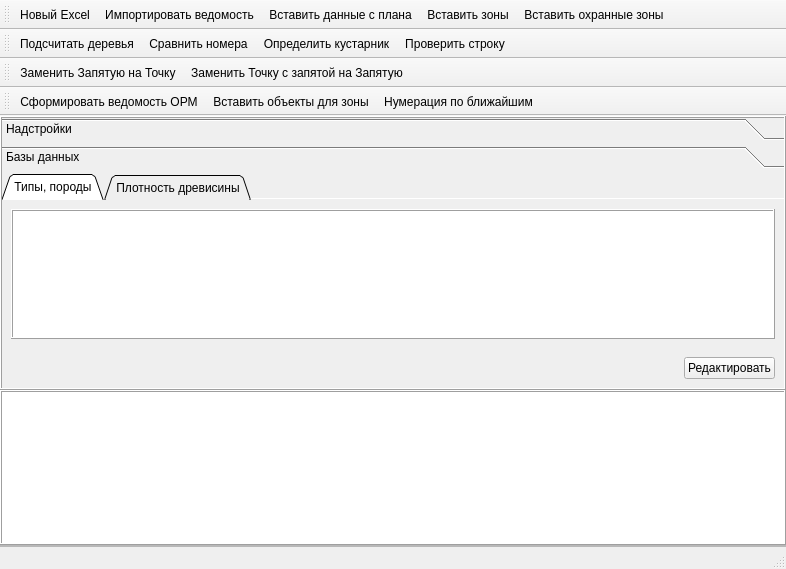
maxmyslivets/TaxationMaster, file resources/main_window.ui: the form before one commit.
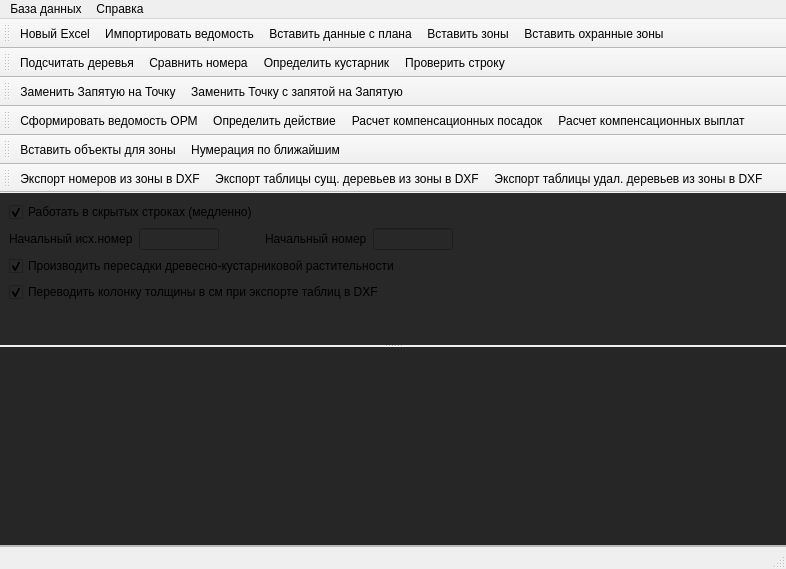
The form after the commit. The open tabs and pages were chosen to show the change. Icons and pictures are not drawn.

The edit to the form file:
```diff
--- a/resources/main_window.ui
+++ b/resources/main_window.ui
@@ -41,27 +41,54 @@
       </property>
       <item>
        <widget class="QSplitter" name="splitter">
+        <property name="palette">
+         <palette>
+          <active>
+           <colorrole role="Base">
+            <brush brushstyle="SolidPattern">
+             <color alpha="255">
+              <red>38</red>
+              <green>38</green>
+              <blue>38</blue>
+             </color>
+            </brush>
+           </colorrole>
+          </active>
+          <inactive>
+           <colorrole role="Base">
+            <brush brushstyle="SolidPattern">
+             <color alpha="255">
+              <red>38</red>
+              <green>38</green>
+              <blue>38</blue>
+             </color>
+            </brush>
+           </colorrole>
+          </inactive>
+          <disabled/>
+         </palette>
+        </property>
         <property name="frameShape">
          <enum>QFrame::Shape::NoFrame</enum>
         </property>
         <property name="frameShadow">
          <enum>QFrame::Shadow::Plain</enum>
         </property>
+        <property name="lineWidth">
+         <number>0</number>
+        </property>
+        <property name="midLineWidth">
+         <number>0</number>
+        </property>
         <property name="orientation">
          <enum>Qt::Orientation::Vertical</enum>
         </property>
         <property name="handleWidth">
-         <number>0</number>
+         <number>2</number>
         </property>
-        <property name="childrenCollapsible">
-         <bool>true</bool>
-        </property>
-        <widget class="QToolBox" name="toolBox">
-         <property name="sizePolicy">
-          <sizepolicy hsizetype="Expanding" vsizetype="Expanding">
-           <horstretch>0</horstretch>
-           <verstretch>0</verstretch>
-          </sizepolicy>
+        <widget class="QFrame" name="frame_2">
+         <property name="styleSheet">
+          <string notr="true">background-color: rgb(40, 40, 40);</string>
          </property>
          <property name="frameShape">
           <enum>QFrame::Shape::Box</enum>
@@ -70,28 +97,13 @@
           <enum>QFrame::Shadow::Raised</enum>
          </property>
          <property name="lineWidth">
-          <number>1</number>
-         </property>
-         <property name="midLineWidth">
           <number>0</number>
          </property>
-         <property name="currentIndex">
+         <layout class="QGridLayout" name="gridLayout_2">
+          <property name="bottomMargin">
           <number>0</number>
          </property>
-         <widget class="QWidget" name="page">
-          <property name="geometry">
-           <rect>
-            <x>0</x>
-            <y>0</y>
-            <width>780</width>
-            <height>103</height>
-           </rect>
-          </property>
-          <attribute name="label">
-           <string>Надстройки</string>
-          </attribute>
-          <layout class="QGridLayout" name="gridLayout_5">
-           <item row="2" column="0">
+          <item row="1" column="0">
             <layout class="QHBoxLayout" name="horizontalLayout">
              <property name="spacing">
               <number>6</number>
@@ -164,17 +176,7 @@
              </item>
             </layout>
            </item>
-           <item row="1" column="0">
-            <widget class="QCheckBox" name="checkBox_skip_hidden_cells">
-             <property name="text">
-              <string>Обрабатывать скрытые ячейки (медленно)</string>
-             </property>
-             <property name="checked">
-              <bool>false</bool>
-             </property>
-            </widget>
-           </item>
-           <item row="3" column="0">
+          <item row="4" column="0">
             <spacer name="verticalSpacer">
              <property name="orientation">
               <enum>Qt::Orientation::Vertical</enum>
@@ -182,169 +184,42 @@
              <property name="sizeHint" stdset="0">
               <size>
                <width>20</width>
-               <height>40</height>
+              <height>38</height>
               </size>
              </property>
             </spacer>
            </item>
-          </layout>
-         </widget>
-         <widget class="QWidget" name="page_2">
-          <property name="geometry">
-           <rect>
-            <x>0</x>
-            <y>0</y>
-            <width>768</width>
-            <height>144</height>
-           </rect>
-          </property>
-          <attribute name="label">
-           <string>Базы данных</string>
-          </attribute>
-          <layout class="QGridLayout" name="gridLayout_2">
-           <property name="leftMargin">
-            <number>0</number>
-           </property>
-           <property name="topMargin">
-            <number>0</number>
-           </property>
-           <property name="rightMargin">
-            <number>0</number>
-           </property>
-           <property name="bottomMargin">
-            <number>0</number>
-           </property>
-           <property name="spacing">
-            <number>0</number>
-           </property>
            <item row="0" column="0">
-            <layout class="QVBoxLayout" name="verticalLayout_2">
-             <property name="spacing">
-              <number>0</number>
-             </property>
-             <item>
-              <widget class="QTabWidget" name="tabWidget">
-               <property name="minimumSize">
-                <size>
-                 <width>0</width>
-                 <height>0</height>
-                </size>
-               </property>
-               <property name="tabPosition">
-                <enum>QTabWidget::TabPosition::North</enum>
-               </property>
-               <property name="tabShape">
-                <enum>QTabWidget::TabShape::Triangular</enum>
-               </property>
-               <property name="currentIndex">
-                <number>1</number>
-               </property>
-               <property name="elideMode">
-                <enum>Qt::TextElideMode::ElideLeft</enum>
-               </property>
-               <property name="documentMode">
+           <widget class="QCheckBox" name="checkBox_skip_hidden_cells">
+            <property name="text">
+             <string>Работать в скрытых строках (медленно)</string>
+            </property>
+            <property name="checked">
                 <bool>true</bool>
                </property>
-               <property name="tabsClosable">
-                <bool>false</bool>
-               </property>
-               <property name="tabBarAutoHide">
-                <bool>false</bool>
-               </property>
-               <widget class="QWidget" name="tab_2">
-                <attribute name="title">
-                 <string>Типы, породы</string>
-                </attribute>
-                <layout class="QGridLayout" name="gridLayout_3">
-                 <item row="0" column="0">
-                  <widget class="QTableView" name="tableView_density">
-                   <property name="frameShape">
-                    <enum>QFrame::Shape::Box</enum>
-                   </property>
-                   <property name="frameShadow">
-                    <enum>QFrame::Shadow::Raised</enum>
-                   </property>
-                   <property name="showGrid">
-                    <bool>true</bool>
-                   </property>
-                   <property name="gridStyle">
-                    <enum>Qt::PenStyle::NoPen</enum>
-                   </property>
-                   <property name="sortingEnabled">
-                    <bool>true</bool>
-                   </property>
-                  </widget>
-                 </item>
-                </layout>
-               </widget>
-               <widget class="QWidget" name="tab">
-                <attribute name="title">
-                 <string>Плотность древисины</string>
-                </attribute>
-                <layout class="QGridLayout" name="gridLayout_4">
-                 <item row="0" column="0">
-                  <widget class="QTableView" name="tableView_species">
-                   <property name="frameShape">
-                    <enum>QFrame::Shape::Box</enum>
-                   </property>
-                   <property name="frameShadow">
-                    <enum>QFrame::Shadow::Raised</enum>
-                   </property>
-                   <property name="showGrid">
+           </widget>
+          </item>
+          <item row="2" column="0">
+           <widget class="QCheckBox" name="checkBox_transplantable">
+            <property name="text">
+             <string>Производить пересадки древесно-кустарниковой растительности</string>
+            </property>
+            <property name="checked">
                     <bool>true</bool>
                    </property>
-                   <property name="gridStyle">
-                    <enum>Qt::PenStyle::NoPen</enum>
-                   </property>
-                   <property name="sortingEnabled">
-                    <bool>true</bool>
-                   </property>
-                  </widget>
-                 </item>
-                </layout>
-               </widget>
-              </widget>
-             </item>
-             <item>
-              <layout class="QHBoxLayout" name="horizontalLayout_2">
-               <property name="leftMargin">
-                <number>9</number>
-               </property>
-               <property name="topMargin">
-                <number>9</number>
-               </property>
-               <property name="rightMargin">
-                <number>9</number>
-               </property>
-               <property name="bottomMargin">
-                <number>9</number>
-               </property>
-               <item>
-                <spacer name="horizontalSpacer_2">
-                 <property name="orientation">
-                  <enum>Qt::Orientation::Horizontal</enum>
-                 </property>
-                 <property name="sizeHint" stdset="0">
-                  <size>
-                   <width>178</width>
-                   <height>18</height>
-                  </size>
-                 </property>
-                </spacer>
-               </item>
-               <item>
-                <widget class="QPushButton" name="btn_edit_db_2">
+           </widget>
+          </item>
+          <item row="3" column="0">
+           <widget class="QCheckBox" name="checkBox_transform_m_to_cm">
                  <property name="text">
-                  <string>Редактировать</string>
-                 </property>
+             <string>Переводить колонку толщины в см при экспорте таблиц в DXF</string>
+            </property>
+            <property name="checked">
+             <bool>true</bool>
+            </property>
                 </widget>
                </item>
               </layout>
-             </item>
-            </layout>
-           </item>
-          </layout>
-         </widget>
         </widget>
         <widget class="QTextEdit" name="textEdit">
          <property name="sizePolicy">
@@ -368,7 +243,7 @@
           <enum>QFrame::Shadow::Raised</enum>
          </property>
          <property name="lineWidth">
-          <number>1</number>
+          <number>0</number>
          </property>
          <property name="midLineWidth">
           <number>0</number>
@@ -491,9 +366,61 @@
     <bool>true</bool>
    </attribute>
    <addaction name="action_insert_taxation_list_orm"/>
+   <addaction name="action_removable_or_transplantable"/>
+   <addaction name="action_calc_compensatory_landings"/>
+   <addaction name="action_calc_compensatory_payments"/>
+  </widget>
+  <widget class="QMenuBar" name="menuBar">
+   <property name="geometry">
+    <rect>
+     <x>0</x>
+     <y>0</y>
+     <width>786</width>
+     <height>33</height>
+    </rect>
+   </property>
+   <widget class="QMenu" name="menu">
+    <property name="title">
+     <string>База данных</string>
+    </property>
+    <addaction name="action_open_db_dir"/>
+   </widget>
+   <widget class="QMenu" name="menu_2">
+    <property name="title">
+     <string>Справка</string>
+    </property>
+    <addaction name="action_user_manual"/>
+   </widget>
+   <addaction name="menu"/>
+   <addaction name="menu_2"/>
+  </widget>
+  <widget class="QToolBar" name="toolBar">
+   <property name="windowTitle">
+    <string>toolBar</string>
+   </property>
+   <attribute name="toolBarArea">
+    <enum>TopToolBarArea</enum>
+   </attribute>
+   <attribute name="toolBarBreak">
+    <bool>true</bool>
+   </attribute>
    <addaction name="action_insert_zone_objects"/>
    <addaction name="action_kmean_numeration"/>
   </widget>
+  <widget class="QToolBar" name="toolBar_2">
+   <property name="windowTitle">
+    <string>toolBar_2</string>
+   </property>
+   <attribute name="toolBarArea">
+    <enum>TopToolBarArea</enum>
+   </attribute>
+   <attribute name="toolBarBreak">
+    <bool>true</bool>
+   </attribute>
+   <addaction name="action_insert_numbers_to_dxf"/>
+   <addaction name="action_insert_table_exists_to_DXF"/>
+   <addaction name="action_insert_table_removable_to_DXF"/>
+  </widget>
   <widget class="QStatusBar" name="statusBar"/>
   <action name="action_import_taxation_list">
    <property name="text">
@@ -646,6 +573,82 @@
     <enum>QAction::MenuRole::NoRole</enum>
    </property>
   </action>
+  <action name="action_removable_or_transplantable">
+   <property name="text">
+    <string>Определить действие</string>
+   </property>
+   <property name="toolTip">
+    <string>Удаление или пересадка древесно-кустарниковой растительности</string>
+   </property>
+   <property name="menuRole">
+    <enum>QAction::MenuRole::NoRole</enum>
+   </property>
+  </action>
+  <action name="action_user_manual">
+   <property name="text">
+    <string>Инструкция</string>
+   </property>
+  </action>
+  <action name="action_open_db_dir">
+   <property name="text">
+    <string>Открыть директорию БД</string>
+   </property>
+  </action>
+  <action name="action_calc_compensatory_landings">
+   <property name="text">
+    <string>Расчет компенсационных посадок</string>
+   </property>
+   <property name="toolTip">
+    <string>Расчет компенсационных посадок</string>
+   </property>
+   <property name="menuRole">
+    <enum>QAction::MenuRole::NoRole</enum>
+   </property>
+  </action>
+  <action name="action_calc_compensatory_payments">
+   <property name="text">
+    <string>Расчет компенсационных выплат</string>
+   </property>
+   <property name="toolTip">
+    <string>Расчет компенсационных выплат</string>
+   </property>
+   <property name="menuRole">
+    <enum>QAction::MenuRole::NoRole</enum>
+   </property>
+  </action>
+  <action name="action_insert_numbers_to_dxf">
+   <property name="text">
+    <string>Экспорт номеров из зоны в DXF</string>
+   </property>
+   <property name="toolTip">
+    <string>Экспорт в DXF условных обозначений и подписей номеров</string>
+   </property>
+   <property name="menuRole">
+    <enum>QAction::MenuRole::NoRole</enum>
+   </property>
+  </action>
+  <action name="action_insert_table_exists_to_DXF">
+   <property name="text">
+    <string>Экспорт таблицы сущ. деревьев из зоны в DXF</string>
+   </property>
+   <property name="toolTip">
+    <string>Экспорт в DXF таблиц существующих деревьев и кустарников</string>
+   </property>
+   <property name="menuRole">
+    <enum>QAction::MenuRole::NoRole</enum>
+   </property>
+  </action>
+  <action name="action_insert_table_removable_to_DXF">
+   <property name="text">
+    <string>Экспорт таблицы удал. деревьев из зоны в DXF</string>
+   </property>
+   <property name="toolTip">
+    <string>Экспорт в DXF таблиц существующих деревьев и кустарников</string>
+   </property>
+   <property name="menuRole">
+    <enum>QAction::MenuRole::NoRole</enum>
+   </property>
+  </action>
  </widget>
  <resources>
   <include location="resources.qrc"/>
```
Left out of the diff: 6 changed lines with no effect on the pictures. Lines whose indentation alone changed are shown as unchanged.
